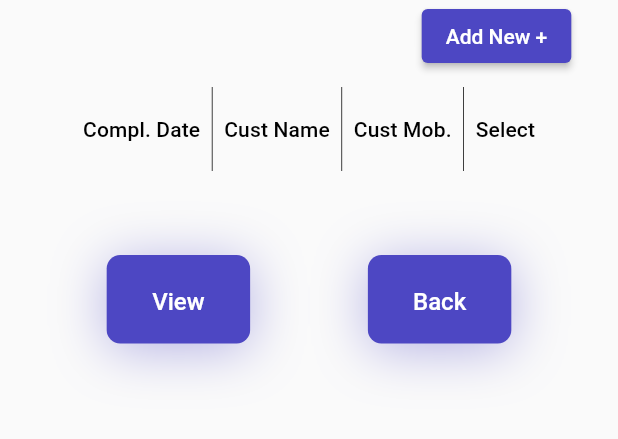
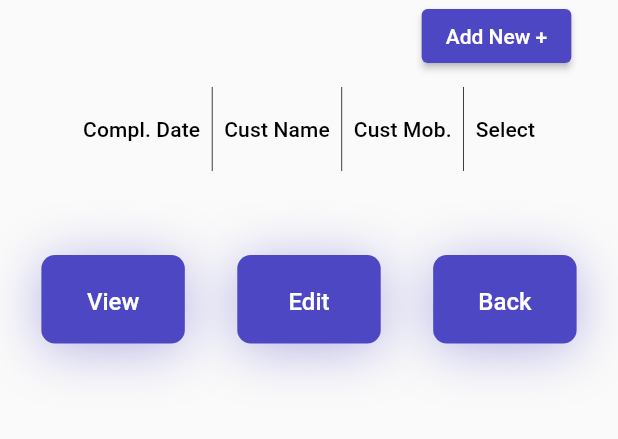
Before and after one commit to yashaswiyashu/EEL-Flutter-App, a Flutter app: the CustomerComplaintDetailsList screen opened directly with empty values, on a phone screen of 412 x 824 dp, the part 189-628 px from its top. Run offline on Flutter 3.47's test engine with Material 2 defaults, Android fonts, the phone set to English and light mode, and no system bars; our stand-ins replace carousel_slider, cloud_firestore, file_picker, firebase_auth, firebase_core, firebase_storage and 4 more; missing offline and left inert: dart:ffi, firebase_admin; accounts and stored records are empty; Roboto replaces fonts that are missing (Poppins).

Commit message:
bug fixes

```diff
--- a/lib/screens/customer/complaints/customer_complaints_list.dart
+++ b/lib/screens/customer/complaints/customer_complaints_list.dart
@@ -283,6 +283,61 @@ class _CustomerComplaintDetailsListState extends State<CustomerComplaintDetailsL
                         ),
                       ),
                     ),
+                    Container(
+                      // autogroupmj6kJr3 (UPthN48je9w6Wp7ratMJ6K)
+                      margin: EdgeInsets.fromLTRB(0, 0, 7.38, 0),
+                      child: TextButton(
+                        onPressed: () {
+                          // showSettingsPanel(character);
+                          if (character == '') {
+                            setState(() {
+                              status = 'Please select an option';
+                            });
+                          } else {
+                            setState(() {
+                              status = '';
+                            });
+                            Navigator.pushNamed(
+                                context, EditComplaintDetails.routeName,
+                                arguments: EditParameters(
+                                  character,
+                                  args.uid,
+                                ));
+                          }
+                        },
+                        style: TextButton.styleFrom(
+                          padding: EdgeInsets.zero,
+                        ),
+                        child: Container(
+                          width: 95.63,
+                          height: 59,
+                          decoration: BoxDecoration(
+                            color: Color(0xff4d47c3),
+                            borderRadius: BorderRadius.circular(9),
+                            boxShadow: [
+                              BoxShadow(
+                                color: Color(0x664d47c3),
+                                offset: Offset(0, 4),
+                                blurRadius: 30.5,
+                              ),
+                            ],
+                          ),
+                          child: Center(
+                            child: Text(
+                              'Edit',
+                              textAlign: TextAlign.center,
+                              style: TextStyle(
+                                fontFamily: "Poppins",
+                                fontSize: 16,
+                                fontWeight: FontWeight.w500,
+                                height: 1.5,
+                                color: Color(0xffffffff),
+                              ),
+                            ),
+                          ),
+                        ),
+                      ),
+                    ),
                     TextButton(
                       // autogroupqdj5BoM (UPthV8mGmAE7wuU648qDj5)
                       onPressed: () {
```
Also changed, not shown: lib/screens/customer/feedback/add_new_feedback.dart (+6 -6 lines), lib/screens/sales Executive/complaints/add_new_complaints.dart (+53 -43 lines), lib/screens/sales Executive/complaints/edit_complaint.dart (+13 -2 lines).
